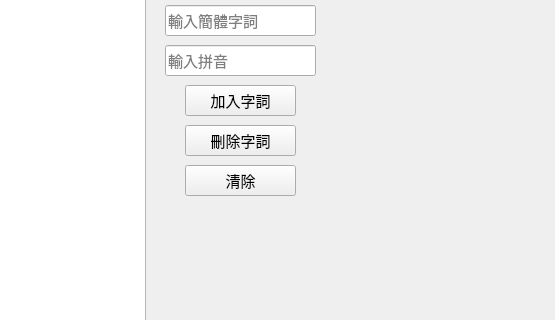
Above: dmod.ui from pystander/LiteraPy before the change; both pictures show x 245 to 800 and y 85 to 405 of the 800 by 600 pixel window. Below: the same form after it.
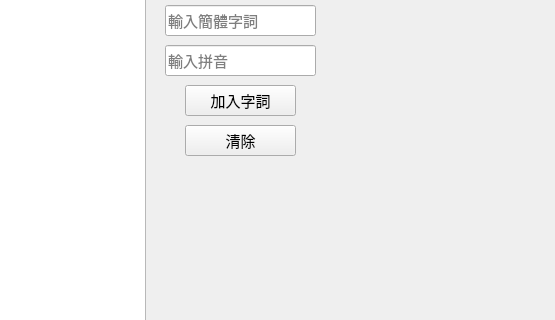
That is the form after the change.

What changed in the file:
```diff
--- a/dmod.ui
+++ b/dmod.ui
@@ -144,30 +144,11 @@
      <string>確定修改</string>
     </property>
    </widget>
-   <widget class="QPushButton" name="delete_button">
-    <property name="geometry">
-     <rect>
-      <x>430</x>
-      <y>210</y>
-      <width>111</width>
-      <height>31</height>
-     </rect>
-    </property>
-    <property name="font">
-     <font>
-      <family>Times New Roman</family>
-      <pointsize>11</pointsize>
-     </font>
-    </property>
-    <property name="text">
-     <string>刪除字詞</string>
-    </property>
-   </widget>
    <widget class="QPushButton" name="clear_button">
     <property name="geometry">
      <rect>
       <x>430</x>
-      <y>250</y>
+      <y>210</y>
       <width>111</width>
       <height>31</height>
      </rect>
```
Left out of the diff: 2 changed lines with no effect on the pictures.
